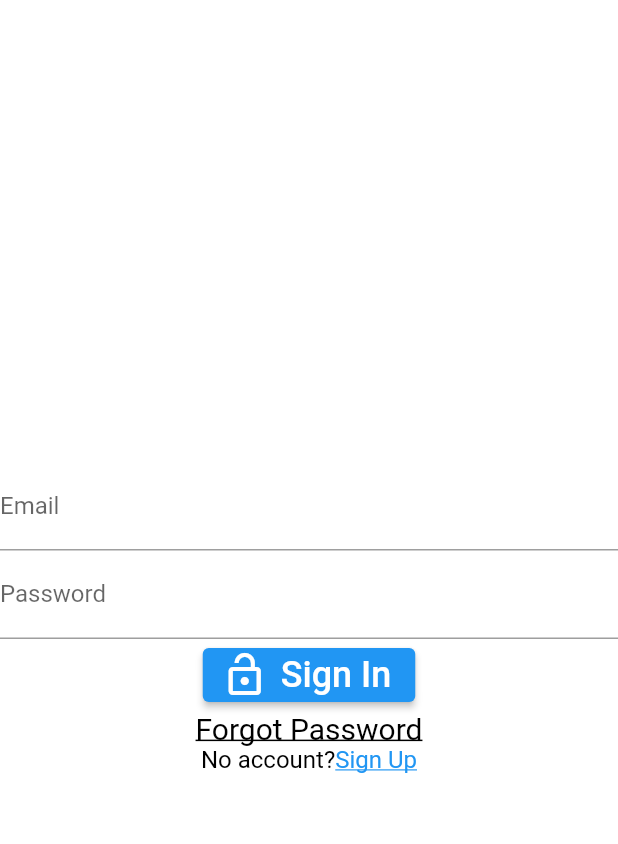
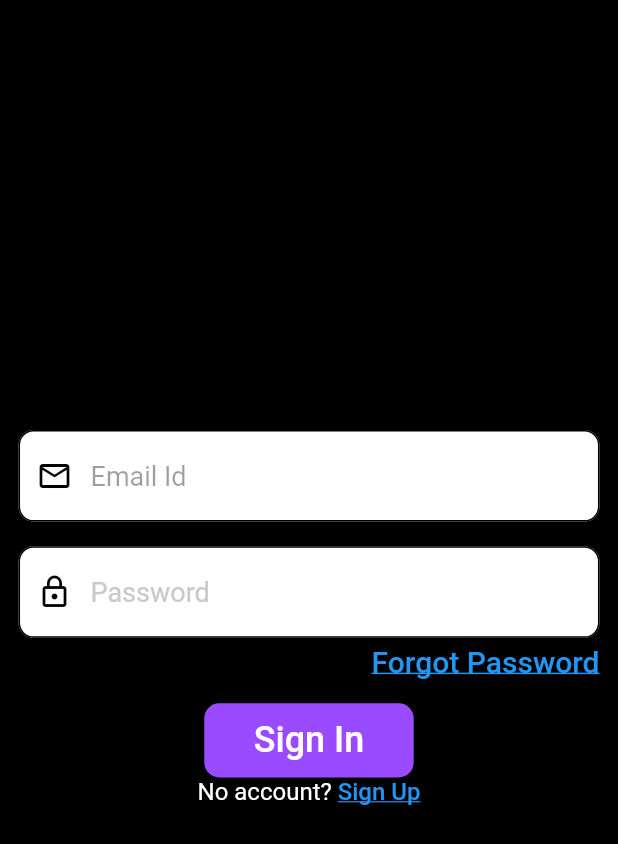
Before and after one commit to aryamanshrivastava/FirebaseAuth-Flutter, a Flutter app: the screen it shows after launch, on a phone screen of 412 x 824 dp. Shown: the top 844 px of the screen. Run offline on Flutter 3.47's test engine with Material 2 defaults, Android fonts, the phone set to English and light mode, and no system bars; our stand-ins replace email_validator, firebase_auth, firebase_core; accounts and stored records are empty.

Commit message:
login ui update

```diff
--- a/lib/screens/login.dart
+++ b/lib/screens/login.dart
@@ -27,41 +27,107 @@ class _LoginWidgetState extends State<LoginWidget> {
 
   @override
   Widget build(BuildContext context) => Scaffold(
-        backgroundColor: Colors.white,
-        body: Column(mainAxisAlignment: MainAxisAlignment.center, children: [
-          TextField(
+        backgroundColor: Colors.black,
+        body: Padding(
+          padding: EdgeInsets.symmetric(
+              horizontal: MediaQuery.of(context).size.width * 0.03),
+          child: Column(mainAxisAlignment: MainAxisAlignment.center, children: [
+            TextFormField(
+              keyboardType: TextInputType.emailAddress,
               controller: emailController,
-            cursorColor: Colors.white,
+              cursorColor: Colors.black,
+              cursorHeight: 18,
               textInputAction: TextInputAction.next,
-            decoration: InputDecoration(labelText: 'Email'),
+              decoration: InputDecoration(
+                  fillColor: Colors.white,
+                  filled: true,
+                  enabledBorder: OutlineInputBorder(
+                    borderRadius: BorderRadius.all(
+                      Radius.circular(10),
                     ),
-          TextField(
+                  ),
+                  focusedBorder: OutlineInputBorder(
+                    borderRadius: BorderRadius.all(Radius.circular(10)),
+                    borderSide: BorderSide(color: Colors.black, width: 2.0),
+                  ),
+                  hintText: 'Email Id',
+                  prefixIcon: Icon(
+                    Icons.email_outlined,
+                    color: Colors.black,
+                  ),
+                  hintStyle: TextStyle(fontSize: 18, color: Colors.black38)),
+            ),
+            SizedBox(
+              height: MediaQuery.of(context).size.height * 0.02,
+            ),
+            TextFormField(
+              cursorColor: Colors.black,
               controller: passwordController,
               textInputAction: TextInputAction.done,
-            decoration: InputDecoration(labelText: 'Password'),
+              decoration: InputDecoration(
+                  fillColor: Colors.white,
+                  filled: true,
+                  enabledBorder: OutlineInputBorder(
+                    borderRadius: BorderRadius.all(
+                      Radius.circular(10),
+                    ),
+                  ),
+                  focusedBorder: OutlineInputBorder(
+                    borderRadius: BorderRadius.all(Radius.circular(10)),
+                    borderSide: BorderSide(color: Colors.black, width: 2.0),
+                  ),
+                  hintText: 'Password',
+                  prefixIcon: Icon(
+                    Icons.lock_outline,
+                    color: Colors.black,
+                  ),
+                  hintStyle: TextStyle(fontSize: 18, color: Color(0xffC9C9C9))),
               obscureText: true,
             ),
-          ElevatedButton.icon(
-              onPressed: signIn,
-              icon: Icon(Icons.lock_open, size: 32),
-              label: Text(
-                'Sign In',
-                style: TextStyle(fontSize: 24),
-              )),
+            SizedBox(
+              height: MediaQuery.of(context).size.height * 0.005,
+            ),
+            Row(
+              mainAxisAlignment: MainAxisAlignment.end,
+              children: [
                 GestureDetector(
                   child: Text(
                     'Forgot Password',
                     style: TextStyle(
                         decoration: TextDecoration.underline,
-                  color: Colors.black,
+                        color: Colors.blue,
+                        fontWeight: FontWeight.w500,
                         fontSize: 20),
                   ),
-            onTap: () => Navigator.of(context).push(MaterialPageRoute(builder: (context) => ForgotPasswordPage(),)),
+                  onTap: () => Navigator.of(context).push(MaterialPageRoute(
+                    builder: (context) => ForgotPasswordPage(),
+                  )),
                 ),
+              ],
+            ),
+            SizedBox(
+              height: MediaQuery.of(context).size.height * 0.02,
+            ),
+            ElevatedButton(
+                onPressed: signIn,
+                style: ElevatedButton.styleFrom(
+                  shape: RoundedRectangleBorder(
+                    borderRadius: BorderRadius.circular(10.0),
+                  ),
+                  elevation: 10,
+                  primary: Color(0xff9B4BFF),
+                  padding: EdgeInsets.symmetric(
+                      horizontal: MediaQuery.of(context).size.width * 0.08,
+                      vertical: MediaQuery.of(context).size.height * 0.013),
+                ),
+                child: Text(
+                  'Sign In',
+                  style: TextStyle(fontSize: 24),
+                )),
             RichText(
                 text: TextSpan(
-                  style: TextStyle(color: Colors.black, fontSize: 16),
-                  text: 'No account?',
+                    style: TextStyle(color: Colors.white, fontSize: 16),
+                    text: 'No account? ',
                     children: [
                   TextSpan(
                     recognizer: TapGestureRecognizer()
@@ -69,11 +135,13 @@ class _LoginWidgetState extends State<LoginWidget> {
                     text: 'Sign Up',
                     style: TextStyle(
                       decoration: TextDecoration.underline,
+                      fontWeight: FontWeight.w500,
                       color: Colors.blue,
                     ),
                   )
                 ])),
           ]),
+        ),
       );
   Future signIn() async {
     showDialog(
```
Lines whose indentation alone changed are shown as unchanged.
